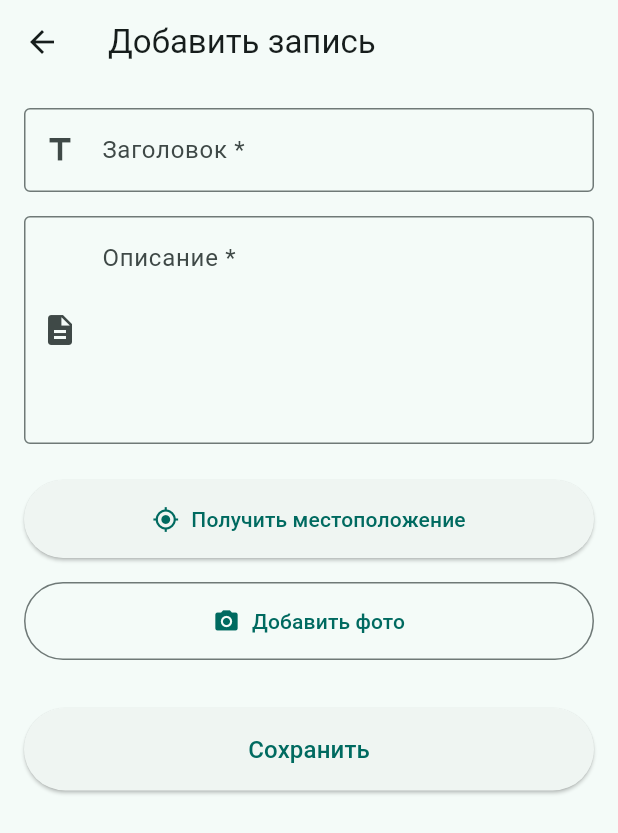
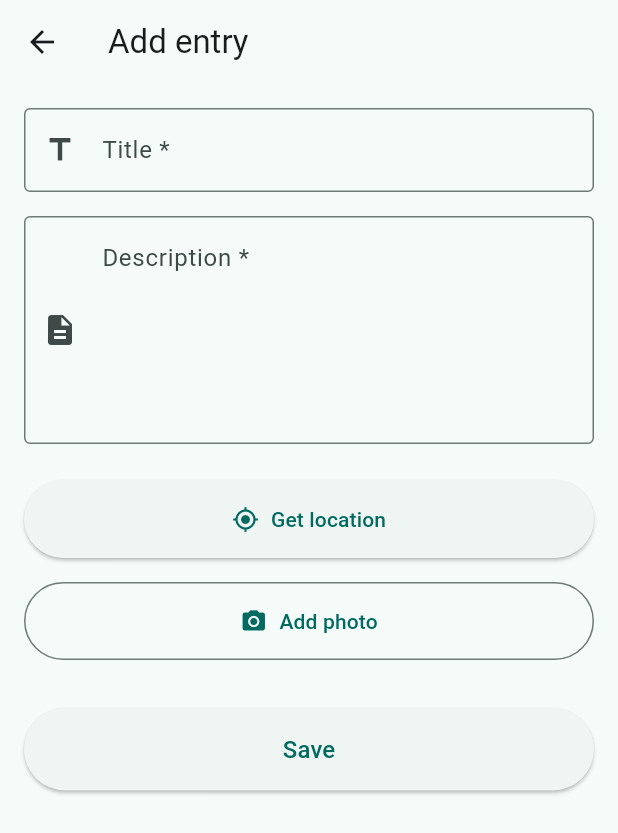
Before and after one commit to Belanusss/proj1, a Flutter app: the AddEntryScreen screen opened directly, on a phone screen of 412 x 824 dp. Shown: the top 833 px of the screen. Run offline on Flutter 3.47's test engine with Material 3 defaults, Android fonts, the phone set to English and light mode, and no system bars; our stand-ins replace cloud_firestore, firebase_core, geolocator, image_picker, shared_preferences; accounts and stored records are empty.

Commit message:
UTF-8 fix

```diff
--- a/lib/screens/add_entry_screen.dart
+++ b/lib/screens/add_entry_screen.dart
@@ -50,7 +50,7 @@ class _AddEntryScreenState extends State<AddEntryScreen> {
       if (mounted) {
         ScaffoldMessenger.of(context).showSnackBar(
           const SnackBar(
-            content: Text('✓ Местоположение получено'),
+            content: Text('Location obtained'),
             backgroundColor: Colors.green,
           ),
         );
@@ -63,7 +63,7 @@ class _AddEntryScreenState extends State<AddEntryScreen> {
       if (mounted) {
         ScaffoldMessenger.of(context).showSnackBar(
           SnackBar(
-            content: Text('Ошибка: $e'),
+            content: Text('Error: $e'),
             backgroundColor: Colors.red,
           ),
         );
@@ -84,7 +84,7 @@ class _AddEntryScreenState extends State<AddEntryScreen> {
       if (mounted) {
         ScaffoldMessenger.of(context).showSnackBar(
           SnackBar(
-            content: Text('Ошибка: $e'),
+            content: Text('Error: $e'),
             backgroundColor: Colors.red,
           ),
         );
@@ -105,7 +105,7 @@ class _AddEntryScreenState extends State<AddEntryScreen> {
       if (mounted) {
         ScaffoldMessenger.of(context).showSnackBar(
           SnackBar(
-            content: Text('Ошибка: $e'),
+            content: Text('Error: $e'),
             backgroundColor: Colors.red,
           ),
         );
@@ -118,13 +118,13 @@ class _AddEntryScreenState extends State<AddEntryScreen> {
     showDialog(
       context: context,
       builder: (context) => AlertDialog(
-        title: const Text('Выберите источник'),
+        title: const Text('Select source'),
         content: Column(
           mainAxisSize: MainAxisSize.min,
           children: [
             ListTile(
               leading: const Icon(Icons.camera_alt),
-              title: const Text('Камера'),
+              title: const Text('Camera'),
               onTap: () {
                 Navigator.pop(context);
                 _takePhoto();
@@ -132,7 +132,7 @@ class _AddEntryScreenState extends State<AddEntryScreen> {
             ),
             ListTile(
               leading: const Icon(Icons.photo_library),
-              title: const Text('Галерея'),
+              title: const Text('Gallery'),
               onTap: () {
                 Navigator.pop(context);
                 _pickImage();
@@ -176,7 +176,7 @@ class _AddEntryScreenState extends State<AddEntryScreen> {
       if (success) {
         ScaffoldMessenger.of(context).showSnackBar(
           const SnackBar(
-            content: Text('✓ Запись успешно добавлена'),
+            content: Text('Entry successfully added'),
             backgroundColor: Colors.green,
           ),
         );
@@ -184,7 +184,7 @@ class _AddEntryScreenState extends State<AddEntryScreen> {
       } else {
         ScaffoldMessenger.of(context).showSnackBar(
           const SnackBar(
-            content: Text('Ошибка при добавлении записи'),
+            content: Text('Error adding entry'),
             backgroundColor: Colors.red,
           ),
         );
@@ -196,7 +196,7 @@ class _AddEntryScreenState extends State<AddEntryScreen> {
   Widget build(BuildContext context) {
     return Scaffold(
       appBar: AppBar(
-        title: const Text('Добавить запись'),
+        title: const Text('Add entry'),
       ),
       body: SingleChildScrollView(
         padding: const EdgeInsets.all(16),
@@ -209,13 +209,13 @@ class _AddEntryScreenState extends State<AddEntryScreen> {
               TextFormField(
                 controller: _titleController,
                 decoration: const InputDecoration(
-                  labelText: 'Заголовок *',
+                  labelText: 'Title *',
                   border: OutlineInputBorder(),
                   prefixIcon: Icon(Icons.title),
                 ),
                 validator: (value) {
                   if (value == null || value.trim().isEmpty) {
-                    return 'Введите заголовок';
+                    return 'Enter title';
                   }
                   return null;
                 },
@@ -226,7 +226,7 @@ class _AddEntryScreenState extends State<AddEntryScreen> {
               TextFormField(
                 controller: _descriptionController,
                 decoration: const InputDecoration(
-                  labelText: 'Описание *',
+                  labelText: 'Description *',
                   border: OutlineInputBorder(),
                   prefixIcon: Icon(Icons.description),
                   alignLabelWithHint: true,
@@ -234,7 +234,7 @@ class _AddEntryScreenState extends State<AddEntryScreen> {
                 maxLines: 5,
                 validator: (value) {
                   if (value == null || value.trim().isEmpty) {
-                    return 'Введите описание';
+                    return 'Enter description';
                   }
                   return null;
                 },
@@ -253,8 +253,8 @@ class _AddEntryScreenState extends State<AddEntryScreen> {
                     : const Icon(Icons.my_location),
                 label: Text(
                   _currentPosition != null
-                      ? 'Местоположение получено'
-                      : 'Получить местоположение',
+                      ? 'Location obtained'
+                      : 'Get location',
                 ),
                 style: ElevatedButton.styleFrom(
                   padding: const EdgeInsets.all(16),
@@ -266,7 +266,7 @@ class _AddEntryScreenState extends State<AddEntryScreen> {
                 Padding(
                   padding: const EdgeInsets.only(top: 8),
                   child: Text(
-                    'Координаты: ${_currentPosition!.latitude.toStringAsFixed(6)}, '
+                    'Coordinates: ${_currentPosition!.latitude.toStringAsFixed(6)}, '
                     '${_currentPosition!.longitude.toStringAsFixed(6)}',
                     style: Theme.of(context).textTheme.bodySmall,
                     textAlign: TextAlign.center,
@@ -278,7 +278,7 @@ class _AddEntryScreenState extends State<AddEntryScreen> {
               OutlinedButton.icon(
                 onPressed: _showImageSourceDialog,
                 icon: const Icon(Icons.camera_alt),
-                label: Text(_imageFile != null ? 'Изменить фото' : 'Добавить фото'),
+                label: Text(_imageFile != null ? 'Change photo' : 'Add photo'),
                 style: OutlinedButton.styleFrom(
                   padding: const EdgeInsets.all(16),
                 ),
@@ -333,7 +333,7 @@ class _AddEntryScreenState extends State<AddEntryScreen> {
                         child: CircularProgressIndicator(strokeWidth: 2),
                       )
                     : const Text(
-                        'Сохранить',
+                        'Save',
                         style: TextStyle(fontSize: 16),
                       ),
               ),
--- a/lib/screens/entries_list_screen.dart
+++ b/lib/screens/entries_list_screen.dart
@@ -28,7 +28,7 @@ class _EntriesListScreenState extends State<EntriesListScreen> {
   Widget build(BuildContext context) {
     return Scaffold(
       appBar: AppBar(
-        title: const Text('Записи'),
+        title: const Text('Entries'),
         actions: [
           IconButton(
             icon: const Icon(Icons.settings),
@@ -47,7 +47,7 @@ class _EntriesListScreenState extends State<EntriesListScreen> {
         builder: (context, provider, child) {
 
           if (provider.isLoading && provider.entries.isEmpty) {
-            return const LoadingIndicator(message: 'Загрузка записей...');
+            return const LoadingIndicator(message: 'Uploading entries...');
           }
 
 
@@ -63,7 +63,7 @@ class _EntriesListScreenState extends State<EntriesListScreen> {
                   ),
                   const SizedBox(height: 16),
                   Text(
-                    'Ошибка загрузки',
+                    'Download error',
                     style: Theme.of(context).textTheme.titleLarge,
                   ),
                   const SizedBox(height: 8),
@@ -79,7 +79,7 @@ class _EntriesListScreenState extends State<EntriesListScreen> {
                   ElevatedButton.icon(
                     onPressed: () => provider.fetchEntries(),
                     icon: const Icon(Icons.refresh),
-                    label: const Text('Попробовать снова'),
+                    label: const Text('Try again'),
                   ),
                 ],
               ),
@@ -90,8 +90,8 @@ class _EntriesListScreenState extends State<EntriesListScreen> {
           if (provider.entries.isEmpty) {
             return const EmptyState(
               icon: Icons.note_add,
-              title: 'Нет записей',
-              message: 'Добавьте первую запись, нажав на кнопку +',
+              title: 'No entries',
+              message: 'Add the first entry by clicking on the button. +',
             );
           }
 
@@ -125,7 +125,7 @@ class _EntriesListScreenState extends State<EntriesListScreen> {
           }
         },
         icon: const Icon(Icons.add),
-        label: const Text('Добавить'),
+        label: const Text('Add'),
       ),
     );
   }
--- a/lib/screens/entry_details_screen.dart
+++ b/lib/screens/entry_details_screen.dart
@@ -13,7 +13,7 @@ class EntryDetailsScreen extends StatelessWidget {
 
     return Scaffold(
       appBar: AppBar(
-        title: const Text('Детали записи'),
+        title: const Text('Entries details'),
       ),
       body: SingleChildScrollView(
         child: Column(
@@ -73,7 +73,7 @@ class EntryDetailsScreen extends StatelessWidget {
 
 
                   Text(
-                    'Описание',
+                    'Description',
                     style: Theme.of(context).textTheme.titleMedium?.copyWith(
                           fontWeight: FontWeight.bold,
                         ),
@@ -88,7 +88,7 @@ class EntryDetailsScreen extends StatelessWidget {
 
                   if (entry.latitude != null && entry.longitude != null) ...[
                     Text(
-                      'Местоположение',
+                      'Location',
                       style: Theme.of(context).textTheme.titleMedium?.copyWith(
                             fontWeight: FontWeight.bold,
                           ),
@@ -109,11 +109,11 @@ class EntryDetailsScreen extends StatelessWidget {
                                 crossAxisAlignment: CrossAxisAlignment.start,
                                 children: [
                                   Text(
-                                    'Широта: ${entry.latitude!.toStringAsFixed(6)}',
+                                    'Latitude: ${entry.latitude!.toStringAsFixed(6)}',
                                     style: Theme.of(context).textTheme.bodyMedium,
                                   ),
                                   Text(
-                                    'Долгота: ${entry.longitude!.toStringAsFixed(6)}',
+                                    'Longitude: ${entry.longitude!.toStringAsFixed(6)}',
                                     style: Theme.of(context).textTheme.bodyMedium,
                                   ),
                                 ],
--- a/lib/screens/settings_screen.dart
+++ b/lib/screens/settings_screen.dart
@@ -9,14 +9,14 @@ class SettingsScreen extends StatelessWidget {
   Widget build(BuildContext context) {
     return Scaffold(
       appBar: AppBar(
-        title: const Text('Настройки'),
+        title: const Text('Settings'),
       ),
       body: ListView(
         children: [
           const Padding(
             padding: EdgeInsets.all(16),
             child: Text(
-              'Внешний вид',
+              'Appearance',
               style: TextStyle(
                 fontSize: 14,
                 fontWeight: FontWeight.bold,
@@ -29,8 +29,8 @@ class SettingsScreen extends StatelessWidget {
               return Column(
                 children: [
                   RadioListTile<ThemeMode>(
-                    title: const Text('Светлая тема'),
-                    subtitle: const Text('Всегда использовать светлую тему'),
+                    title: const Text('Light theme'),
+                    subtitle: const Text('Always use a light theme'),
                     value: ThemeMode.light,
                     groupValue: themeProvider.themeMode,
                     onChanged: (ThemeMode? value) {
@@ -40,8 +40,8 @@ class SettingsScreen extends StatelessWidget {
                     },
                   ),
                   RadioListTile<ThemeMode>(
-                    title: const Text('Темная тема'),
-                    subtitle: const Text('Всегда использовать темную тему'),
+                    title: const Text('Dark theme'),
+                    subtitle: const Text('Always use a dark theme'),
                     value: ThemeMode.dark,
                     groupValue: themeProvider.themeMode,
                     onChanged: (ThemeMode? value) {
@@ -51,8 +51,8 @@ class SettingsScreen extends StatelessWidget {
                     },
                   ),
                   RadioListTile<ThemeMode>(
-                    title: const Text('Системная'),
-                    subtitle: const Text('Следовать настройкам системы'),
+                    title: const Text('Systemic'),
+                    subtitle: const Text('Follow the system settings'),
                     value: ThemeMode.system,
                     groupValue: themeProvider.themeMode,
                     onChanged: (ThemeMode? value) {
@@ -69,7 +69,7 @@ class SettingsScreen extends StatelessWidget {
           const Padding(
             padding: EdgeInsets.all(16),
             child: Text(
-              'О приложении',
+              'О application',
               style: TextStyle(
                 fontSize: 14,
                 fontWeight: FontWeight.bold,
@@ -78,7 +78,7 @@ class SettingsScreen extends StatelessWidget {
             ),
           ),
           const ListTile(
-            title: Text('Версия'),
+            title: Text('Version'),
             subtitle: Text('1.0.0'),
           ),
         ],
--- a/lib/services/api_service.dart
+++ b/lib/services/api_service.dart
@@ -19,7 +19,7 @@ class ApiService {
         return Entry.fromJson(data);
       }).toList();
     } catch (e) {
-      throw Exception('Ошибка загрузки записей: $e');
+      throw Exception('Error loading entry: $e');
     }
   }
 
@@ -36,7 +36,7 @@ class ApiService {
       newData['id'] = doc.id;
       return Entry.fromJson(newData);
     } catch (e) {
-      throw Exception('Ошибка создания записи: $e');
+      throw Exception('Error creating entry: $e');
     }
   }
 
@@ -50,10 +50,10 @@ class ApiService {
         data['id'] = doc.id;
         return Entry.fromJson(data);
       } else {
-        throw Exception('Запись не найдена');
+        throw Exception('No entry found');
       }
     } catch (e) {
-      throw Exception('Ошибка загрузки записи: $e');
+      throw Exception('Error loading entry: $e');
     }
   }
 
@@ -67,7 +67,7 @@ class ApiService {
 
       return getEntryById(id);
     } catch (e) {
-      throw Exception('Ошибка обновления записи: $e');
+      throw Exception('Entry update error: $e');
     }
   }
 
@@ -76,7 +76,7 @@ class ApiService {
     try {
       await _firestore.collection(_collection).doc(id).delete();
     } catch (e) {
-      throw Exception('Ошибка удаления записи: $e');
+      throw Exception('Error deleting entry: $e');
     }
   }
 }
--- a/lib/services/camera_service.dart
+++ b/lib/services/camera_service.dart
@@ -19,7 +19,7 @@ class CameraService {
       }
       return null;
     } catch (e) {
-      throw Exception('Ошибка при съемке фото: $e');
+      throw Exception('Error when taking a photo: $e');
     }
   }
 
@@ -38,7 +38,7 @@ class CameraService {
       }
       return null;
     } catch (e) {
-      throw Exception('Ошибка при выборе фото: $e');
+      throw Exception('Error selecting photo: $e');
     }
   }
 }
--- a/lib/services/location_service.dart
+++ b/lib/services/location_service.dart
@@ -33,7 +33,7 @@ class LocationService {
       bool hasPermission = await requestPermission();
 
       if (!hasPermission) {
-        throw Exception('Нет разрешения на доступ к местоположению');
+        throw Exception('No permission to access location');
       }
 
       Position position = await Geolocator.getCurrentPosition(
@@ -42,7 +42,7 @@ class LocationService {
 
       return position;
     } catch (e) {
-      throw Exception('Ошибка получения местоположения: $e');
+      throw Exception('Location retrieval error: $e');
     }
   }
 }
--- a/lib/widgets/entry_card.dart
+++ b/lib/widgets/entry_card.dart
@@ -94,7 +94,7 @@ class EntryCard extends StatelessWidget {
                         ),
                         const SizedBox(width: 4),
                         Text(
-                          'Координаты',
+                          'Coordinates',
                           style: Theme.of(context).textTheme.bodySmall,
                         ),
                       ],
```
